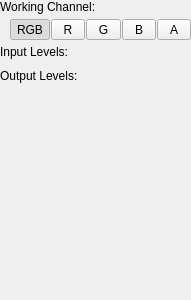
Old version of the form src/imagefilter_levels/filterwidget.ui in the repository deiflou/ibp.
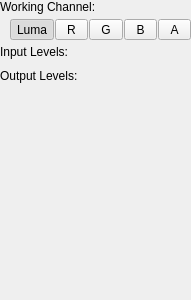
New version of the form. Custom widgets are drawn as their Qt base class.

Diff of the .ui file:
```diff
--- a/src/imagefilter_levels/filterwidget.ui
+++ b/src/imagefilter_levels/filterwidget.ui
@@ -58,7 +58,7 @@
           </sizepolicy>
          </property>
          <property name="text">
-          <string>RGB</string>
+          <string>Luma</string>
          </property>
          <property name="checkable">
           <bool>true</bool>
```
Left out of the diff: 2 changed lines with no effect on the pictures.
